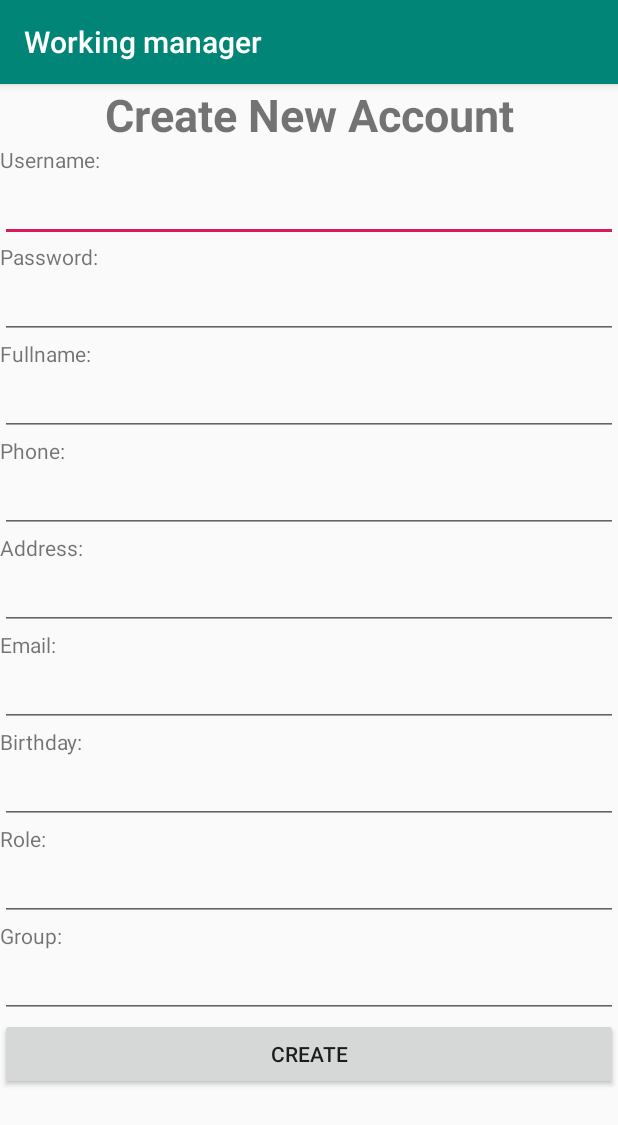
After one commit to huuhiep2505/ProjectMobile, an Android app: the CreateNewAccountActivity screen opened directly, with no data from a screen before it, on a phone screen of 412 x 824 dp. The commit adds this screen. Shown: the top 1125 px of the screen. Run offline under Robolectric (Android 15) with nearby library versions, the phone set to English and light mode, and no system bars.

Commit message:
update code for role admin

```diff
--- /dev/null
+++ b/SE1304_NguyenHuuHiep_Presentation/app/src/main/java/hiepnh/se1304_nguyenhuuhiep/allactivity/CreateNewAccountActivity.java
@@ -0,0 +1,53 @@
+package hiepnh.se1304_nguyenhuuhiep.allactivity;
+
+import androidx.appcompat.app.AppCompatActivity;
+
+import android.content.Intent;
+import android.os.Bundle;
+import android.view.View;
+import android.widget.EditText;
+import android.widget.Toast;
+
+import hiepnh.se1304_nguyenhuuhiep.R;
+import hiepnh.se1304_nguyenhuuhiep.daos.UserDAO;
+
+public class CreateNewAccountActivity extends AppCompatActivity {
+    EditText edtUsername, edtPassword,edtFullname,edtPhone,edtAddress,edtEmail,edtBirthday,edtRole,edtGroupId;
+    @Override
+    protected void onCreate(Bundle savedInstanceState) {
+        super.onCreate(savedInstanceState);
+        setContentView(R.layout.activity_create_new_account);
+        edtUsername = findViewById(R.id.edtUsername);
+        edtPassword = findViewById(R.id.edtPassword);
+        edtFullname = findViewById(R.id.edtFullname);
+        edtPhone = findViewById(R.id.edtPhone);
+        edtAddress = findViewById(R.id.edtAddress);
+        edtEmail = findViewById(R.id.edtEmail);
+        edtBirthday = findViewById(R.id.edtBirthday);
+        edtRole = findViewById(R.id.edtRole);
+        edtGroupId = findViewById(R.id.edtGroupId);
+    }
+    public void clickToCreate(View view) {
+        UserDAO userDAO = new UserDAO();
+        String username = edtUsername.getText().toString();
+        String password = edtPassword.getText().toString();
+        String fullname = edtFullname.getText().toString();
+        String phone = edtPhone.getText().toString();
+        String address = edtAddress.getText().toString();
+        String email = edtEmail.getText().toString();
+        String birthday = edtBirthday.getText().toString();
+        String role = edtRole.getText().toString();
+        String group = edtGroupId.getText().toString();
+        boolean check = userDAO.createUser(username,password,fullname,phone,address,email,birthday,role,group);
+        if(check){
+            Toast.makeText(this,"Create success", Toast.LENGTH_LONG).show();
+
+            Intent intent = new Intent(this , AccountManagementActivity.class);
+            startActivity(intent);
+            finish();
+        }else {
+            Toast.makeText(this,"Create failed", Toast.LENGTH_LONG).show();
+            finish();
+        }
+    }
+}
--- a/SE1304_NguyenHuuHiep_Presentation/app/src/main/java/hiepnh/se1304_nguyenhuuhiep/allactivity/MainActivity.java
+++ b/SE1304_NguyenHuuHiep_Presentation/app/src/main/java/hiepnh/se1304_nguyenhuuhiep/allactivity/MainActivity.java
@@ -6,6 +6,7 @@ import android.content.Intent;
 import android.os.Bundle;
 import android.view.View;
 import android.widget.EditText;
+import android.widget.Toast;
 
 import hiepnh.se1304_nguyenhuuhiep.R;
 import hiepnh.se1304_nguyenhuuhiep.daos.UserDAO;
@@ -19,6 +20,7 @@ public class MainActivity extends AppCompatActivity {
         setContentView(R.layout.activity_main);
         edtUsername = findViewById(R.id.edtUsername);
         edtPassword = findViewById(R.id.edtPassword);
+
     }
 
     public void clickToLogin(View view) {
@@ -38,4 +40,6 @@ public class MainActivity extends AppCompatActivity {
         }
 
     }
+
+
 }
--- /dev/null
+++ b/SE1304_NguyenHuuHiep_Presentation/app/src/main/res/layout/activity_create_new_account.xml
@@ -0,0 +1,105 @@
+<?xml version="1.0" encoding="utf-8"?>
+<LinearLayout xmlns:android="http://schemas.android.com/apk/res/android"
+    xmlns:app="http://schemas.android.com/apk/res-auto"
+    xmlns:tools="http://schemas.android.com/tools"
+    android:layout_width="match_parent"
+    android:layout_height="match_parent"
+    android:orientation="vertical"
+    tools:context=".allactivity.CreateNewAccountActivity">
+
+    <TextView
+        android:layout_width="match_parent"
+        android:layout_height="wrap_content"
+        android:gravity="center"
+        android:text="Create New Account"
+        android:textSize="30dp"
+        android:textStyle="bold" />
+    <TextView
+        android:layout_width="match_parent"
+        android:layout_height="wrap_content"
+        android:text="Username: "/>
+    <EditText
+        android:id="@+id/edtUsername"
+        android:layout_width="match_parent"
+        android:layout_height="wrap_content"
+        android:inputType="text"/>
+    <TextView
+        android:layout_width="match_parent"
+        android:layout_height="wrap_content"
+        android:text="Password: "/>
+    <EditText
+        android:id="@+id/edtPassword"
+        android:layout_width="match_parent"
+        android:layout_height="wrap_content"
+        android:inputType="textPassword" />
+    <TextView
+        android:layout_width="match_parent"
+        android:layout_height="wrap_content"
+        android:text="Fullname: "/>
+    <EditText
+        android:id="@+id/edtFullname"
+        android:layout_width="match_parent"
+        android:layout_height="wrap_content"
+        android:inputType="text" />
+    <TextView
+        android:layout_width="match_parent"
+        android:layout_height="wrap_content"
+        android:text="Phone: "/>
+    <EditText
+        android:id="@+id/edtPhone"
+        android:layout_width="match_parent"
+        android:layout_height="wrap_content"
+        android:inputType="text" />
+    <TextView
+        android:layout_width="match_parent"
+        android:layout_height="wrap_content"
+        android:text="Address: "/>
+    <EditText
+        android:id="@+id/edtAddress"
+        android:layout_width="match_parent"
+        android:layout_height="wrap_content"
+        android:inputType="text" />
+    <TextView
+        android:layout_width="match_parent"
+        android:layout_height="wrap_content"
+        android:text="Email: "/>
+    <EditText
+        android:id="@+id/edtEmail"
+        android:layout_width="match_parent"
+        android:layout_height="wrap_content"
+        android:inputType="text" />
+    <TextView
+        android:layout_width="match_parent"
+        android:layout_height="wrap_content"
+        android:text="Birthday: "/>
+    <EditText
+        android:id="@+id/edtBirthday"
+        android:layout_width="match_parent"
+        android:layout_height="wrap_content"
+        android:inputType="date" />
+    <TextView
+        android:layout_width="match_parent"
+        android:layout_height="wrap_content"
+        android:text="Role: "/>
+    <EditText
+        android:id="@+id/edtRole"
+        android:layout_width="match_parent"
+        android:layout_height="wrap_content"
+        android:inputType="text" />
+    <TextView
+        android:layout_width="match_parent"
+        android:layout_height="wrap_content"
+        android:text="Group: "/>
+    <EditText
+        android:id="@+id/edtGroupId"
+        android:layout_width="match_parent"
+        android:layout_height="wrap_content"
+        android:inputType="text" />
+    <Button
+        android:layout_width="match_parent"
+        android:layout_height="wrap_content"
+        android:text="Create"
+        android:onClick="clickToCreate"/>
+
+
+</LinearLayout>
--- a/SE1304_NguyenHuuHiep_Presentation/app/src/main/res/layout/activity_show_account_management.xml
+++ b/SE1304_NguyenHuuHiep_Presentation/app/src/main/res/layout/activity_show_account_management.xml
@@ -93,10 +93,12 @@
         <Button
             android:layout_width="wrap_content"
             android:layout_height="wrap_content"
-            android:text="Update Information"/>
+            android:text="Update Information"
+            android:onClick="clickToUpdateInformation"/>
         <Button
             android:layout_width="wrap_content"
             android:layout_height="wrap_content"
-            android:text="Delete Account"/>
+            android:text="Delete Account"
+            android:onClick="clickToDeleteAccount"/>
     </LinearLayout>
 </LinearLayout>
```
Also changed, not shown: SE1304_NguyenHuuHiep_Presentation/app/src/main/AndroidManifest.xml (+4 -5 lines), SE1304_NguyenHuuHiep_Presentation/app/src/main/java/hiepnh/se1304_nguyenhuuhiep/allactivity/AccountManagementActivity.java (+10 -0 lines), SE1304_NguyenHuuHiep_Presentation/app/src/main/java/hiepnh/se1304_nguyenhuuhiep/allactivity/ShowAccountManagementActivity.java (+30 -2 lines), SE1304_NguyenHuuHiep_Presentation/app/src/main/java/hiepnh/se1304_nguyenhuuhiep/allactivity/UpdateInformationAccountActivity.java (added, +52 -0 lines), SE1304_NguyenHuuHiep_Presentation/app/src/main/java/hiepnh/se1304_nguyenhuuhiep/daos/UserDAO.java (+23 -15 lines), SE1304_NguyenHuuHiep_Presentation/app/src/main/res/layout/activity_account_management.xml (+16 -2 lines), SE1304_NguyenHuuHiep_Presentation/app/src/main/res/layout/activity_update_information_account.xml (added, +89 -0 lines).
